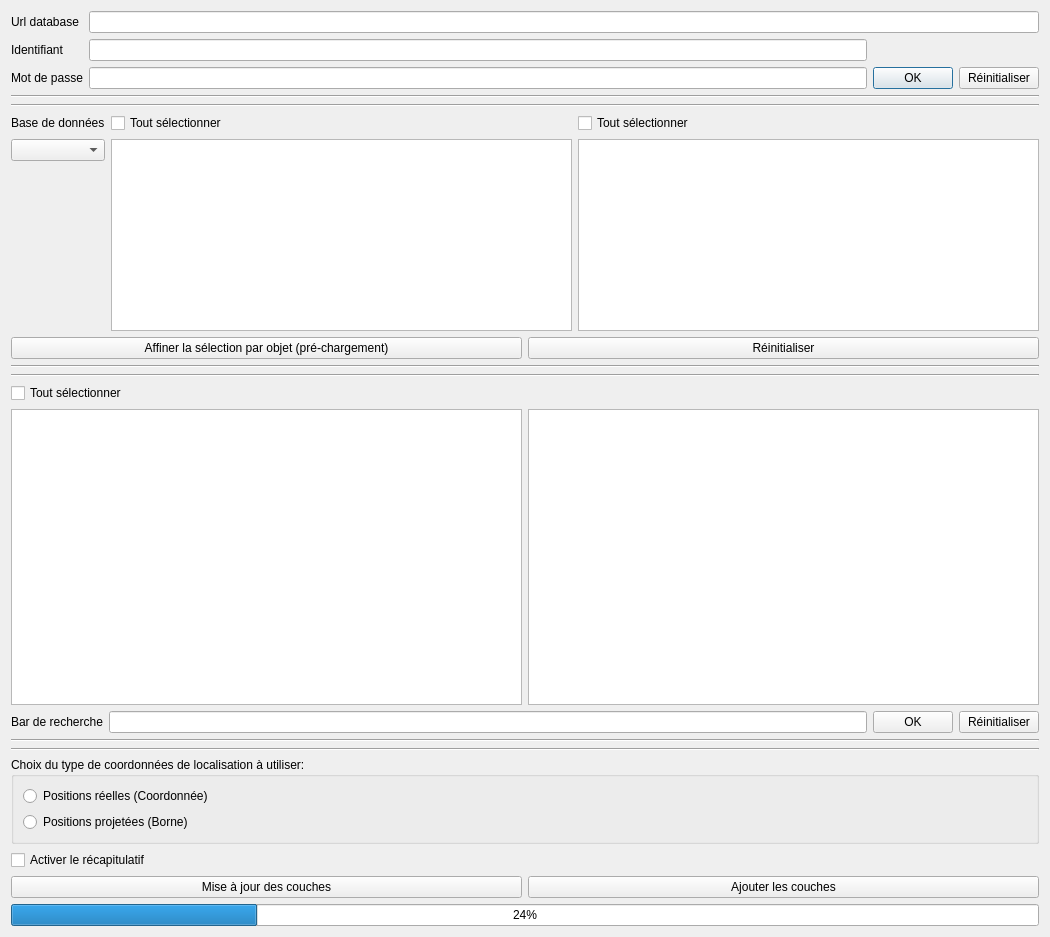
First picture: the form in couchdb_importer/couchdb_importer_dialog_base.ui, repository FranceDigues/SIRS-Digues-PluginQGis, before the edit.
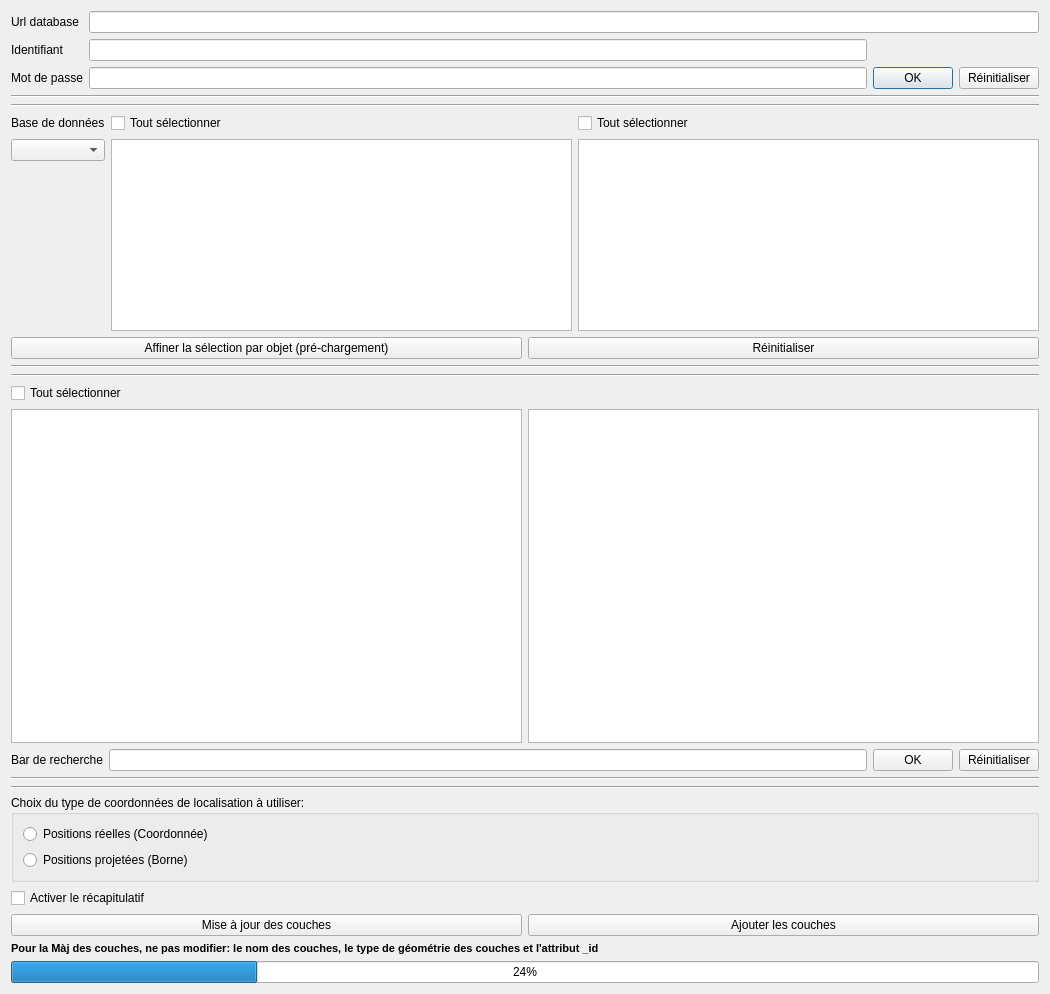
Second picture: the form after the edit.

Commit message: Evolution: Add warning message on ui for update, change label for attribute id

Patch:
```diff
--- a/couchdb_importer/couchdb_importer_dialog_base.ui
+++ b/couchdb_importer/couchdb_importer_dialog_base.ui
@@ -7,7 +7,7 @@
     <x>0</x>
     <y>0</y>
     <width>1050</width>
-    <height>937</height>
+    <height>994</height>
    </rect>
   </property>
   <property name="windowTitle">
@@ -363,6 +363,20 @@
      </item>
     </layout>
    </item>
+   <item>
+    <widget class="QLabel" name="label_6">
+     <property name="font">
+      <font>
+       <pointsize>8</pointsize>
+       <weight>75</weight>
+       <bold>true</bold>
+      </font>
+     </property>
+     <property name="text">
+      <string>Pour la Màj des couches, ne pas modifier: le nom des couches, le type de géométrie des couches et l'attribut _id</string>
+     </property>
+    </widget>
+   </item>
    <item>
     <widget class="QProgressBar" name="progressBar">
      <property name="value">
```
The commit also changes 1 other file.
